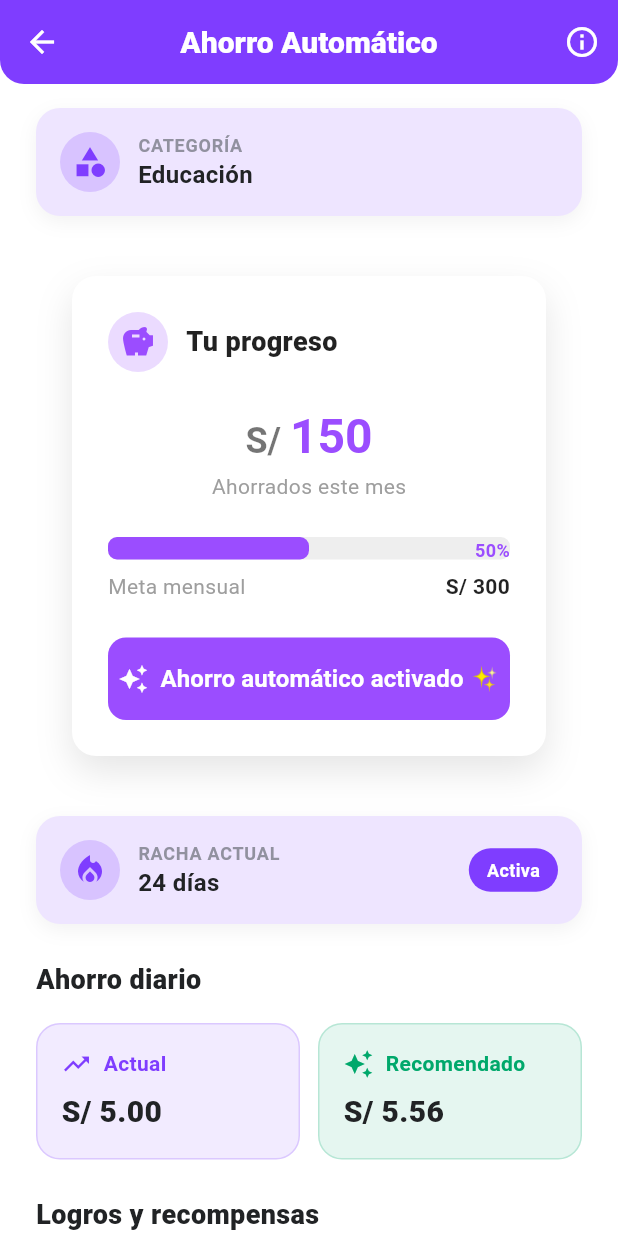
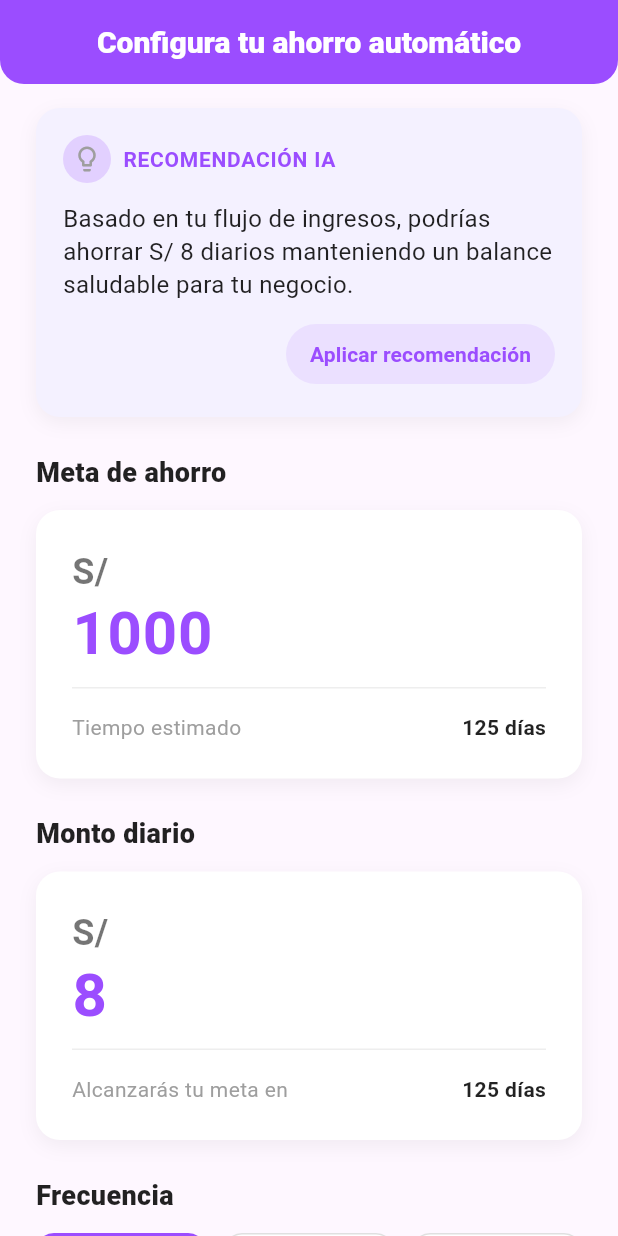
Before and after one commit to HackathonBCP/bcp_frontend, a Flutter app: the screen it shows after launch, on a phone screen of 412 x 824 dp. Run offline on Flutter 3.47's test engine with Material 3 defaults, Android fonts, the phone set to English and light mode, and no system bars.

Commit message:
feat: Add automate save settings

```diff
--- a/lib/main.dart
+++ b/lib/main.dart
@@ -1,4 +1,5 @@
-import 'package:bcp_frontend/src/automate_save/presentation/screens/automate_save_screen.dart';
+import 'package:bcp_frontend/src/automate_save/presentation/screens/automate_save_settings_screen.dart';
+import 'package:bcp_frontend/src/automate_save/presentation/screens/automate_save_view_screen.dart';
 import 'package:flutter/material.dart';
 
 void main() {
@@ -11,7 +12,7 @@ class MainApp extends StatelessWidget {
   @override
   Widget build(BuildContext context) {
     return const MaterialApp(
-      home: AutomateSaveScreen(),
+      home: AutomateSaveSettingsScreen(),
     );
   }
 }
--- /dev/null
+++ b/lib/src/automate_save/presentation/screens/automate_save_settings_screen.dart
@@ -0,0 +1,529 @@
+import 'package:flutter/material.dart';
+
+class AutomateSaveSettingsScreen extends StatefulWidget {
+  const AutomateSaveSettingsScreen({super.key});
+
+  @override
+  State<AutomateSaveSettingsScreen> createState() =>
+      _AutomateSaveSettingsScreenState();
+}
+
+class _AutomateSaveSettingsScreenState
+    extends State<AutomateSaveSettingsScreen> {
+  final _formKey = GlobalKey<FormState>();
+  final TextEditingController _goalController =
+      TextEditingController(text: '1000');
+  final TextEditingController _dailyController =
+      TextEditingController(text: '8');
+  String _selectedFrequency = 'Diario';
+  bool _useRecommendation = false;
+
+  @override
+  void dispose() {
+    _goalController.dispose();
+    _dailyController.dispose();
+    super.dispose();
+  }
+
+  @override
+  Widget build(BuildContext context) {
+    return Scaffold(
+      appBar: AppBar(
+        title: const Text('Configura tu ahorro automático',
+            style: TextStyle(
+                fontWeight: FontWeight.w800,
+                fontSize: 20,
+                color: Colors.white)),
+        backgroundColor: const Color(0xFF9B4DFF),
+        elevation: 0,
+        centerTitle: true,
+        shape: const RoundedRectangleBorder(
+          borderRadius: BorderRadius.vertical(
+            bottom: Radius.circular(16),
+          ),
+        ),
+        iconTheme: const IconThemeData(color: Colors.white),
+      ),
+      body: SingleChildScrollView(
+        padding: const EdgeInsets.symmetric(horizontal: 24, vertical: 16),
+        child: Form(
+          key: _formKey,
+          child: Column(
+            crossAxisAlignment: CrossAxisAlignment.start,
+            children: [
+              _buildRecommendationCard(),
+              const SizedBox(height: 24),
+              _buildSavingsGoalSection(),
+              const SizedBox(height: 24),
+              _buildDailyAmountSection(),
+              const SizedBox(height: 24),
+              _buildFrequencySection(),
+              const SizedBox(height: 32),
+              _buildStartSavingButton(),
+              const SizedBox(height: 12),
+              _buildFooterNote(),
+            ],
+          ),
+        ),
+      ),
+    );
+  }
+
+  Widget _buildRecommendationCard() {
+    return GestureDetector(
+      onTap: () {
+        setState(() {
+          _useRecommendation = !_useRecommendation;
+          if (_useRecommendation) {
+            _dailyController.text = '8';
+            _goalController.text = '1000';
+            _selectedFrequency = 'Diario';
+          }
+        });
+      },
+      child: Container(
+        padding: const EdgeInsets.all(16),
+        decoration: BoxDecoration(
+          color: const Color(0xFFF4F1FF),
+          borderRadius: BorderRadius.circular(16),
+          border: Border.all(
+            color: _useRecommendation
+                ? const Color(0xFF9B4DFF)
+                : Colors.transparent,
+            width: 2,
+          ),
+          boxShadow: [
+            BoxShadow(
+              color: Colors.black.withOpacity(0.05),
+              blurRadius: 10,
+              offset: const Offset(0, 4),
+            ),
+          ],
+        ),
+        child: Column(
+          crossAxisAlignment: CrossAxisAlignment.start,
+          children: [
+            Row(
+              children: [
+                Container(
+                  padding: const EdgeInsets.all(6),
+                  decoration: BoxDecoration(
+                    color: const Color(0xFF9B4DFF).withOpacity(0.2),
+                    shape: BoxShape.circle,
+                  ),
+                  child: Icon(
+                    Icons.lightbulb_outline,
+                    color: _useRecommendation
+                        ? const Color(0xFF9B4DFF)
+                        : Colors.grey,
+                    size: 20,
+                  ),
+                ),
+                const SizedBox(width: 8),
+                const Text(
+                  'RECOMENDACIÓN IA',
+                  style: TextStyle(
+                    fontSize: 14,
+                    fontWeight: FontWeight.w700,
+                    color: Color(0xFF9B4DFF),
+                    letterSpacing: 0.5,
+                  ),
+                ),
+              ],
+            ),
+            const SizedBox(height: 12),
+            Text(
+              _useRecommendation
+                  ? 'Ahorro configurado: S/8 diarios (meta: S/1000)'
+                  : 'Basado en tu flujo de ingresos, podrías ahorrar S/ 8 diarios manteniendo un balance saludable para tu negocio.',
+              style: const TextStyle(
+                fontSize: 16,
+                color: Colors.black87,
+                height: 1.4,
+              ),
+            ),
+            const SizedBox(height: 12),
+            Align(
+              alignment: Alignment.centerRight,
+              child: TextButton(
+                onPressed: () {
+                  setState(() {
+                    _useRecommendation = !_useRecommendation;
+                    if (_useRecommendation) {
+                      _dailyController.text = '8';
+                      _goalController.text = '1000';
+                      _selectedFrequency = 'Diario';
+                    }
+                  });
+                },
+                style: TextButton.styleFrom(
+                  padding:
+                      const EdgeInsets.symmetric(horizontal: 16, vertical: 8),
+                  shape: RoundedRectangleBorder(
+                    borderRadius: BorderRadius.circular(20),
+                  ),
+                  backgroundColor: const Color(0xFF9B4DFF).withOpacity(0.1),
+                ),
+                child: Text(
+                  _useRecommendation ? 'Personalizar' : 'Aplicar recomendación',
+                  style: const TextStyle(
+                    fontSize: 14,
+                    fontWeight: FontWeight.w700,
+                    color: Color(0xFF9B4DFF),
+                  ),
+                ),
+              ),
+            ),
+          ],
+        ),
+      ),
+    );
+  }
+
+  Widget _buildSavingsGoalSection() {
+    return Column(
+      crossAxisAlignment: CrossAxisAlignment.start,
+      children: [
+        const Text(
+          'Meta de ahorro',
+          style: TextStyle(
+            fontSize: 18,
+            fontWeight: FontWeight.w800,
+            color: Colors.black87,
+          ),
+        ),
+        const SizedBox(height: 12),
+        Container(
+          padding: const EdgeInsets.all(24),
+          decoration: BoxDecoration(
+            color: Colors.white,
+            borderRadius: BorderRadius.circular(16),
+            boxShadow: [
+              BoxShadow(
+                color: Colors.black.withOpacity(0.05),
+                blurRadius: 10,
+                offset: const Offset(0, 4),
+              ),
+            ],
+          ),
+          child: Column(
+            crossAxisAlignment: CrossAxisAlignment.start,
+            children: [
+              const Text(
+                'S/',
+                style: TextStyle(
+                  fontSize: 24,
+                  fontWeight: FontWeight.w600,
+                  color: Colors.black54,
+                ),
+              ),
+              const SizedBox(height: 4),
+              TextFormField(
+                controller: _goalController,
+                keyboardType: TextInputType.number,
+                style: const TextStyle(
+                  fontSize: 40,
+                  fontWeight: FontWeight.bold,
+                  color: Color(0xFF9B4DFF),
+                  height: 1,
+                ),
+                decoration: const InputDecoration(
+                  border: InputBorder.none,
+                  isDense: true,
+                  contentPadding: EdgeInsets.zero,
+                  hintText: '1000',
+                  hintStyle: TextStyle(
+                    fontSize: 40,
+                    fontWeight: FontWeight.bold,
+                    color: Color(0xFF9B4DFF),
+                  ),
+                ),
+                validator: (value) {
+                  if (value == null || value.isEmpty) {
+                    return 'Ingresa una meta';
+                  }
+                  if (double.tryParse(value) == null) {
+                    return 'Ingresa un número válido';
+                  }
+                  return null;
+                },
+              ),
+              const SizedBox(height: 16),
+              Divider(
+                color: Colors.grey.shade200,
+                height: 1,
+              ),
+              const SizedBox(height: 16),
+              Row(
+                mainAxisAlignment: MainAxisAlignment.spaceBetween,
+                children: [
+                  const Text(
+                    'Tiempo estimado',
+                    style: TextStyle(
+                      fontSize: 14,
+                      color: Colors.grey,
+                    ),
+                  ),
+                  Text(
+                    _calculateEstimatedTime(),
+                    style: const TextStyle(
+                      fontSize: 14,
+                      fontWeight: FontWeight.w600,
+                      color: Colors.black87,
+                    ),
+                  ),
+                ],
+              ),
+            ],
+          ),
+        ),
+      ],
+    );
+  }
+
+  Widget _buildDailyAmountSection() {
+    return Column(
+      crossAxisAlignment: CrossAxisAlignment.start,
+      children: [
+        const Text(
+          'Monto diario',
+          style: TextStyle(
+            fontSize: 18,
+            fontWeight: FontWeight.w800,
+            color: Colors.black87,
+          ),
+        ),
+        const SizedBox(height: 12),
+        Container(
+          padding: const EdgeInsets.all(24),
+          decoration: BoxDecoration(
+            color: Colors.white,
+            borderRadius: BorderRadius.circular(16),
+            boxShadow: [
+              BoxShadow(
+                color: Colors.black.withOpacity(0.05),
+                blurRadius: 10,
+                offset: const Offset(0, 4),
+              ),
+            ],
+          ),
+          child: Column(
+            crossAxisAlignment: CrossAxisAlignment.start,
+            children: [
+              const Text(
+                'S/',
+                style: TextStyle(
+                  fontSize: 24,
+                  fontWeight: FontWeight.w600,
+                  color: Colors.black54,
+                ),
+              ),
+              const SizedBox(height: 4),
+              TextFormField(
+                controller: _dailyController,
+                keyboardType: TextInputType.number,
+                style: const TextStyle(
+                  fontSize: 40,
+                  fontWeight: FontWeight.bold,
+                  color: Color(0xFF9B4DFF),
+                  height: 1,
+                ),
+                decoration: const InputDecoration(
+                  border: InputBorder.none,
+                  isDense: true,
+                  contentPadding: EdgeInsets.zero,
+                  hintText: '8',
+                  hintStyle: TextStyle(
+                    fontSize: 40,
+                    fontWeight: FontWeight.bold,
+                    color: Color(0xFF9B4DFF),
+                  ),
+                ),
+                validator: (value) {
+                  if (value == null || value.isEmpty) {
+                    return 'Ingresa un monto';
+                  }
+                  if (double.tryParse(value) == null) {
+                    return 'Ingresa un número válido';
+                  }
+                  return null;
+                },
+              ),
+              const SizedBox(height: 16),
+              Divider(
+                color: Colors.grey.shade200,
+                height: 1,
+              ),
+              const SizedBox(height: 16),
+              Row(
+                mainAxisAlignment: MainAxisAlignment.spaceBetween,
+                children: [
+                  const Text(
+                    'Alcanzarás tu meta en',
+                    style: TextStyle(
+                      fontSize: 14,
+                      color: Colors.grey,
+                    ),
+                  ),
+                  Text(
+                    _calculateEstimatedTime(),
+                    style: const TextStyle(
+                      fontSize: 14,
+                      fontWeight: FontWeight.w600,
+                      color: Colors.black87,
+                    ),
+                  ),
+                ],
+              ),
+            ],
+          ),
+        ),
+      ],
+    );
+  }
+
+  Widget _buildFrequencySection() {
+    return Column(
+      crossAxisAlignment: CrossAxisAlignment.start,
+      children: [
+        const Text(
+          'Frecuencia',
+          style: TextStyle(
+            fontSize: 18,
+            fontWeight: FontWeight.w800,
+            color: Colors.black87,
+          ),
+        ),
+        const SizedBox(height: 12),
+        Row(
+          children: [
+            _buildFrequencyButton('Diario'),
+            const SizedBox(width: 12),
+            _buildFrequencyButton('Semanal'),
+            const SizedBox(width: 12),
+            _buildFrequencyButton('Mensual'),
+          ],
+        ),
+      ],
+    );
+  }
+
+  Widget _buildFrequencyButton(String frequency) {
+    final isSelected = _selectedFrequency == frequency;
+    return Expanded(
+      child: GestureDetector(
+        onTap: () {
+          setState(() {
+            _selectedFrequency = frequency;
+          });
+        },
+        child: Container(
+          height: 48,
+          decoration: BoxDecoration(
+            color: isSelected ? const Color(0xFF9B4DFF) : Colors.white,
+            borderRadius: BorderRadius.circular(12),
+            border: Border.all(
+              color:
+                  isSelected ? const Color(0xFF9B4DFF) : Colors.grey.shade300,
+              width: 1,
+            ),
+          ),
+          child: Center(
+            child: Text(
+              frequency,
+              style: TextStyle(
+                fontSize: 16,
+                fontWeight: FontWeight.w600,
+                color: isSelected ? Colors.white : Colors.black87,
+              ),
+            ),
+          ),
+        ),
+      ),
+    );
+  }
+
+  Widget _buildStartSavingButton() {
+    return SizedBox(
+      width: double.infinity,
+      child: ElevatedButton(
+        onPressed: () {
+          if (_formKey.currentState?.validate() ?? false) {
+            // Procesar el formulario
+            ScaffoldMessenger.of(context).showSnackBar(
+              SnackBar(
+                content: Text(
+                    'Ahorro automático configurado: S/${_dailyController.text} $_selectedFrequency'),
+                backgroundColor: const Color(0xFF9B4DFF),
+              ),
+            );
+          }
+        },
+        style: ElevatedButton.styleFrom(
+          backgroundColor: const Color(0xFF9B4DFF),
+          foregroundColor: Colors.white,
+          shape: RoundedRectangleBorder(
+            borderRadius: BorderRadius.circular(12),
+          ),
+          padding: const EdgeInsets.symmetric(vertical: 18),
+          elevation: 0,
+          shadowColor: Colors.transparent,
+        ),
+        child: const Row(
+          mainAxisAlignment: MainAxisAlignment.center,
+          children: [
+            Icon(Icons.play_arrow_rounded, size: 24),
+            SizedBox(width: 8),
+            Text(
+              'Comenzar ahorro automático',
+              style: TextStyle(
+                fontSize: 16,
+                fontWeight: FontWeight.w700,
+              ),
+            ),
+          ],
+        ),
+      ),
+    );
+  }
+
+  Widget _buildFooterNote() {
+    final dailyAmount = double.tryParse(_dailyController.text) ?? 0;
+    final frequencyText = _selectedFrequency.toLowerCase();
+
+    return Padding(
+      padding: const EdgeInsets.symmetric(horizontal: 8.0),
+      child: Text(
+        dailyAmount > 0
+            ? 'Yape apartará automáticamente S/ $dailyAmount cada $frequencyText'
+            : 'Configura tu plan de ahorro automático',
+        textAlign: TextAlign.center,
+        style: const TextStyle(
+          fontSize: 14,
+          color: Colors.grey,
+          height: 1.4,
+        ),
+      ),
+    );
+  }
+
+  String _calculateEstimatedTime() {
+    final goal = double.tryParse(_goalController.text) ?? 0;
+    final daily = double.tryParse(_dailyController.text) ?? 0;
+
+    if (goal <= 0 || daily <= 0) return '-- días';
+
+    int days = (goal / daily).ceil();
+
+    // Ajustar según frecuencia seleccionada
+    if (_selectedFrequency == 'Semanal') {
+      days = (days / 7).ceil();
+      return '$days semanas';
+    } else if (_selectedFrequency == 'Mensual') {
+      days = (days / 30).ceil();
+      return '$days meses';
+    }
+
+    return '$days días';
+  }
+}
--- a/lib/src/automate_save/presentation/screens/automate_save_screen.dart
+++ b/lib/src/automate_save/presentation/screens/automate_save_view_screen.dart
@@ -1,6 +1,6 @@
 import 'package:flutter/material.dart';
 
-class AutomateSaveScreen extends StatelessWidget {
+class AutomateSaveViewScreen extends StatelessWidget {
   final double savingsThisMonth = 150;
   final double savingsGoal = 300;
   final double dailySavings = 5.0;
@@ -14,7 +14,7 @@ class AutomateSaveScreen extends StatelessWidget {
   static const _grayText = Color(0xFF91919F);
   static const _successColor = Color(0xFF00A86B);
 
-  const AutomateSaveScreen({super.key});
+  const AutomateSaveViewScreen({super.key});
 
   @override
   Widget build(BuildContext context) {
```
